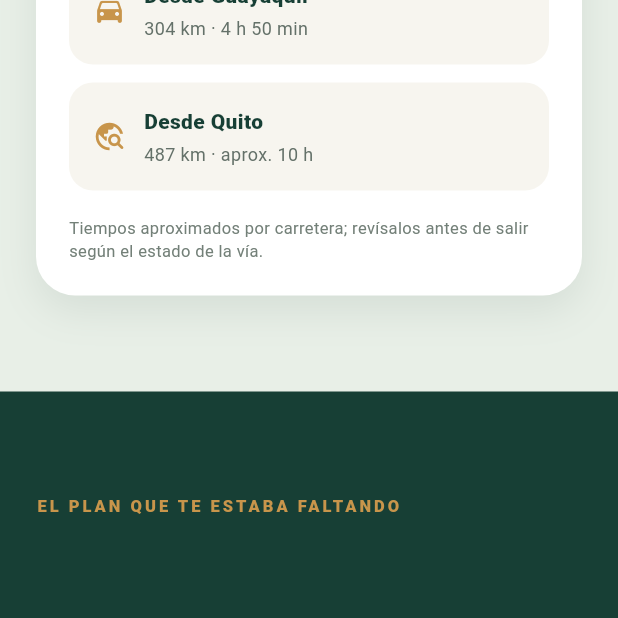
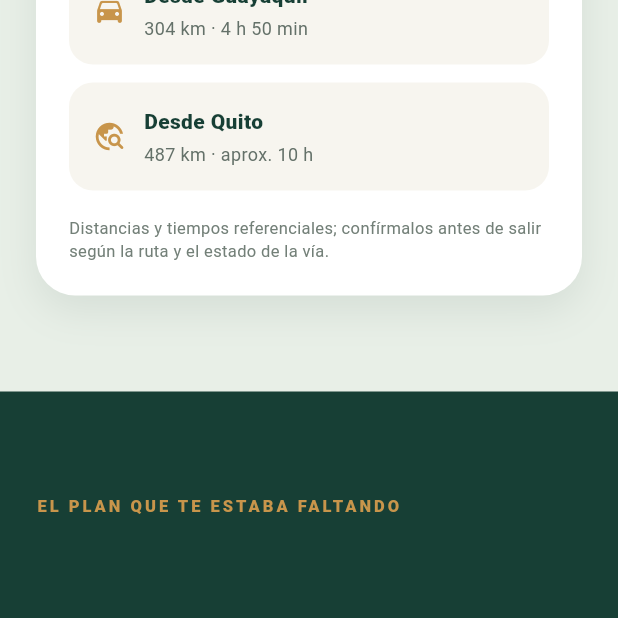
Before and after one commit to devkosmosyneAH/La-Finca, a Flutter app: the screen it shows after launch, scrolled down 1728 dp, on a phone screen of 412 x 824 dp, the top half of it. Run offline on Flutter 3.47's test engine with Material 3 defaults, Android fonts, the phone set to English and light mode, and no system bars; network calls fail; Roboto replaces fonts that are missing (Arial).

Commit message:
Aclarar tiempos de acceso

```diff
--- a/lib/main.dart
+++ b/lib/main.dart
@@ -587,7 +587,7 @@ class _HomePageState extends State<HomePage>
                         ),
                         const SizedBox(height: 18),
                         const Text(
-                            'Tiempos aproximados por carretera; revísalos antes de salir según el estado de la vía.',
+                            'Distancias y tiempos referenciales; confírmalos antes de salir según la ruta y el estado de la vía.',
                             style: TextStyle(
                                 color: Color(0xFF738078),
                                 fontSize: 11,
```
